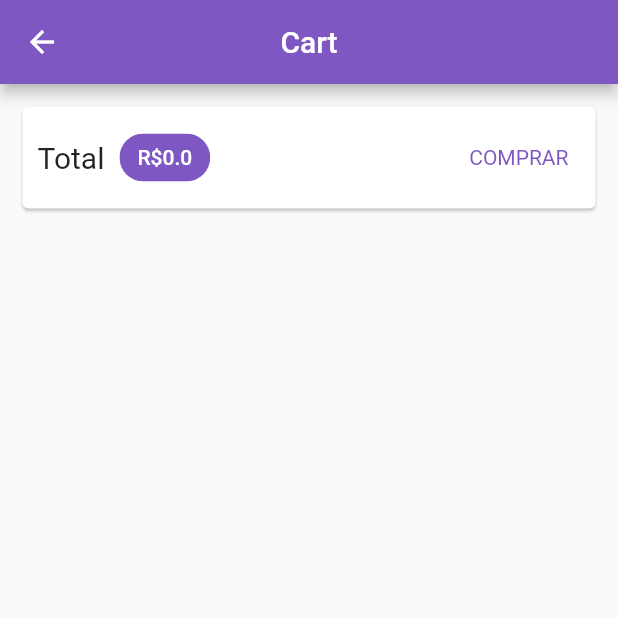
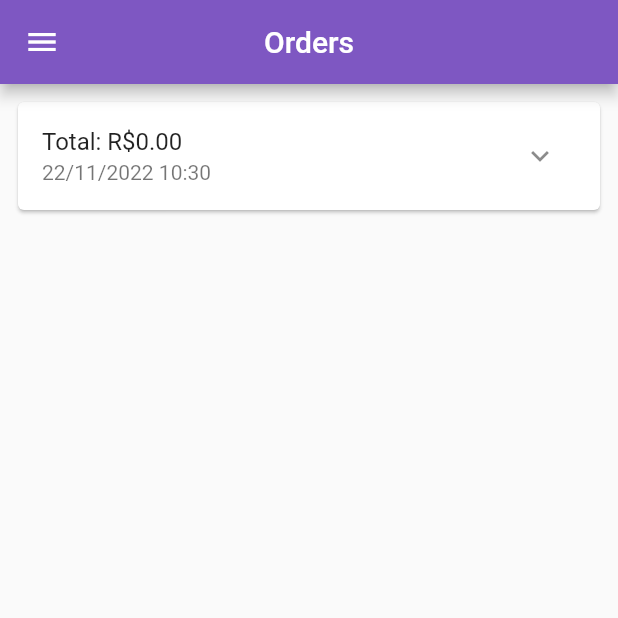
Before and after one commit to lnxdxtf/shopeltApp, a Flutter app: the CartPage screen opened by its route, after a tap on "COMPRAR", on a phone screen of 412 x 824 dp, the top half of it. Run offline on Flutter 3.47's test engine with Material 2 defaults, Android fonts, the phone set to English and light mode, and no system bars; our stand-ins replace google_fonts; network calls fail.

Commit message:
Init a new module-forms flutter

```diff
--- /dev/null
+++ b/lib/src/components/orderItem.dart
@@ -0,0 +1,75 @@
+import 'package:flutter/material.dart';
+import 'package:intl/intl.dart';
+import 'package:shopelt/src/models/Order.dart';
+
+class OrderItem extends StatefulWidget {
+  final Order orderItem;
+  const OrderItem({
+    required this.orderItem,
+    super.key,
+  });
+
+  @override
+  State<OrderItem> createState() => _OrderItemState();
+}
+
+class _OrderItemState extends State<OrderItem> {
+  bool _expanded = false;
+  @override
+  Widget build(BuildContext context) {
+    return Padding(
+      padding: const EdgeInsets.all(8.0),
+      child: Card(
+        child: Column(
+          children: [
+            ListTile(
+              title: Text(
+                  'Total: R\$${widget.orderItem.total.toStringAsFixed(2)}'),
+              subtitle: Text(
+                  DateFormat('dd/MM/yyyy hh:mm').format(widget.orderItem.date)),
+              trailing: IconButton(
+                icon: const Icon(Icons.expand_more),
+                onPressed: () {
+                  setState(() {
+                    _expanded = !_expanded;
+                  });
+                },
+              ),
+              // leading: ,
+            ),
+            if (_expanded)
+              Container(
+                padding: const EdgeInsets.symmetric(horizontal: 5, vertical: 5),
+                height: 200,
+                child: ListView(
+                    children: widget.orderItem.products
+                        .map((product) => Card(
+                              child: ListTile(
+                                leading: CircleAvatar(
+                                  backgroundColor: Colors.white,
+                                  child: Image.network(
+                                    product.imageUrl,
+                                    fit: BoxFit.cover,
+                                  ),
+                                ),
+                                title: Text(
+                                  product.title,
+                                  style: const TextStyle(
+                                      fontSize: 18,
+                                      fontWeight: FontWeight.bold),
+                                ),
+                                trailing: Text(
+                                  '${product.quantity}x R\$${product.price}',
+                                  style: const TextStyle(color: Colors.black54),
+                                ),
+                                subtitle: Text(product.id),
+                              ),
+                            ))
+                        .toList()),
+              )
+          ],
+        ),
+      ),
+    );
+  }
+}
--- a/lib/src/components/productGrid.dart
+++ b/lib/src/components/productGrid.dart
@@ -1,6 +1,6 @@
 import 'package:flutter/material.dart';
 import 'package:provider/provider.dart';
-import 'package:shopelt/src/components/productItem.dart';
+import 'package:shopelt/src/components/productGridItem.dart';
 import 'package:shopelt/src/models/product.dart';
 import 'package:shopelt/src/providers/productList.dart';
 
@@ -31,7 +31,7 @@ class ProductGrid extends StatelessWidget {
         itemCount: loadedProducts.length,
         itemBuilder: (ctx, i) => ChangeNotifierProvider.value(
           value: loadedProducts[i],
-          child: const ProductItem(),
+          child: const ProductGridItem(),
         ),
         gridDelegate: const SliverGridDelegateWithFixedCrossAxisCount(
           crossAxisCount: 2,
--- a/lib/src/models/Order.dart
+++ b/lib/src/models/Order.dart
@@ -0,0 +1,15 @@
+import 'package:shopelt/src/models/cartItem.dart';
+
+class Order {
+  final String id;
+  final double total;
+  final List<CartItem> products;
+  final DateTime date;
+
+  Order({
+    required this.id,
+    required this.total,
+    required this.products,
+    required this.date,
+  });
+}
--- /dev/null
+++ b/lib/src/models/orderList.dart
@@ -0,0 +1,26 @@
+import 'dart:math';
+
+import 'package:flutter/material.dart';
+import 'package:shopelt/src/models/Cart.dart';
+import 'package:shopelt/src/models/Order.dart';
+
+class OrderList with ChangeNotifier {
+  List<Order> _items = [];
+
+  List<Order> get items => [..._items];
+
+  int get itemsCount => _items.length;
+
+  void addOrder(Cart cart) {
+    _items.insert(
+      0,
+      Order(
+        id: Random().nextDouble().toString(),
+        total: cart.totalAmount,
+        date: DateTime.now(),
+        products: cart.items.values.toList(),
+      ),
+    );
+    notifyListeners();
+  }
+}
--- a/lib/src/pages/cartPage.dart
+++ b/lib/src/pages/cartPage.dart
@@ -2,6 +2,8 @@ import 'package:flutter/material.dart';
 import 'package:provider/provider.dart';
 import 'package:shopelt/src/components/cartItemWidget.dart';
 import 'package:shopelt/src/models/Cart.dart';
+import 'package:shopelt/src/models/orderList.dart';
+import 'package:shopelt/src/utils/appRoutes.dart';
 
 class CartPage extends StatelessWidget {
   const CartPage({super.key});
@@ -30,11 +32,11 @@ class CartPage extends StatelessWidget {
                       fontSize: 20,
                     ),
                   ),
-                  SizedBox(width: 10),
+                  const SizedBox(width: 10),
                   Chip(
                     backgroundColor: Theme.of(context).colorScheme.primary,
                     label: Text(
-                      'R\$${cart.totalAmount}',
+                      'R\$${cart.totalAmount.toStringAsFixed(2)}',
                       style: const TextStyle(
                         color: Colors.white,
                       ),
@@ -42,7 +44,12 @@ class CartPage extends StatelessWidget {
                   ),
                   const Spacer(),
                   TextButton(
-                    onPressed: () => print('s'),
+                    onPressed: () {
+                      Navigator.of(context).pushNamed(AppRoutes.orders);
+                      Provider.of<OrderList>(context, listen: false)
+                          .addOrder(cart);
+                      cart.clear();
+                    },
                     style: TextButton.styleFrom(
                         textStyle: TextStyle(
                             color: Theme.of(context).colorScheme.tertiary)),
--- /dev/null
+++ b/lib/src/pages/ordersPage.dart
@@ -0,0 +1,25 @@
+import 'package:flutter/material.dart';
+import 'package:provider/provider.dart';
+import 'package:shopelt/src/components/appDrawer.dart';
+import 'package:shopelt/src/components/orderItem.dart';
+import 'package:shopelt/src/models/orderList.dart';
+
+class OrdersPage extends StatelessWidget {
+  const OrdersPage({super.key});
+
+  @override
+  Widget build(BuildContext context) {
+    final OrderList orders = Provider.of(context);
+    return Scaffold(
+      appBar: AppBar(
+        title: const Text('Orders'),
+        centerTitle: true,
+      ),
+      drawer: const AppDrawer(),
+      body: ListView.builder(
+        itemCount: orders.itemsCount,
+        itemBuilder: (ctx, i) => OrderItem(orderItem: orders.items[i]),
+      ),
+    );
+  }
+}
--- a/lib/src/pages/productsOverview.dart
+++ b/lib/src/pages/productsOverview.dart
@@ -1,5 +1,6 @@
 import 'package:flutter/material.dart';
 import 'package:provider/provider.dart';
+import 'package:shopelt/src/components/appDrawer.dart';
 import 'package:shopelt/src/components/badgeCart.dart';
 import 'package:shopelt/src/components/productGrid.dart';
 import 'package:shopelt/src/models/Cart.dart';
@@ -58,6 +59,7 @@ class _ProductsOverviewPageState extends State<ProductsOverviewPage> {
         centerTitle: true,
       ),
       body: ProductGrid(_showOnlyFavorite),
+      drawer: const AppDrawer(),
     );
   }
 }
--- a/lib/src/utils/appRoutes.dart
+++ b/lib/src/utils/appRoutes.dart
@@ -1,6 +1,6 @@
 class AppRoutes {
-
+  static const home = '/';
   static const productDetailPage = '/product-detail';
   static const cartPage = '/cart';
-
+  static const orders = '/orders';
 }
```
Also changed, not shown: lib/main.dart (+9 -3 lines), lib/src/components/appDrawer.dart (added, +34 -0 lines), lib/src/components/cartItemWidget.dart (+20 -9 lines), lib/src/components/productGridItem.dart (renamed from lib/src/components/productItem.dart, +14 -3 lines), lib/src/models/Cart.dart (+21 -0 lines).
